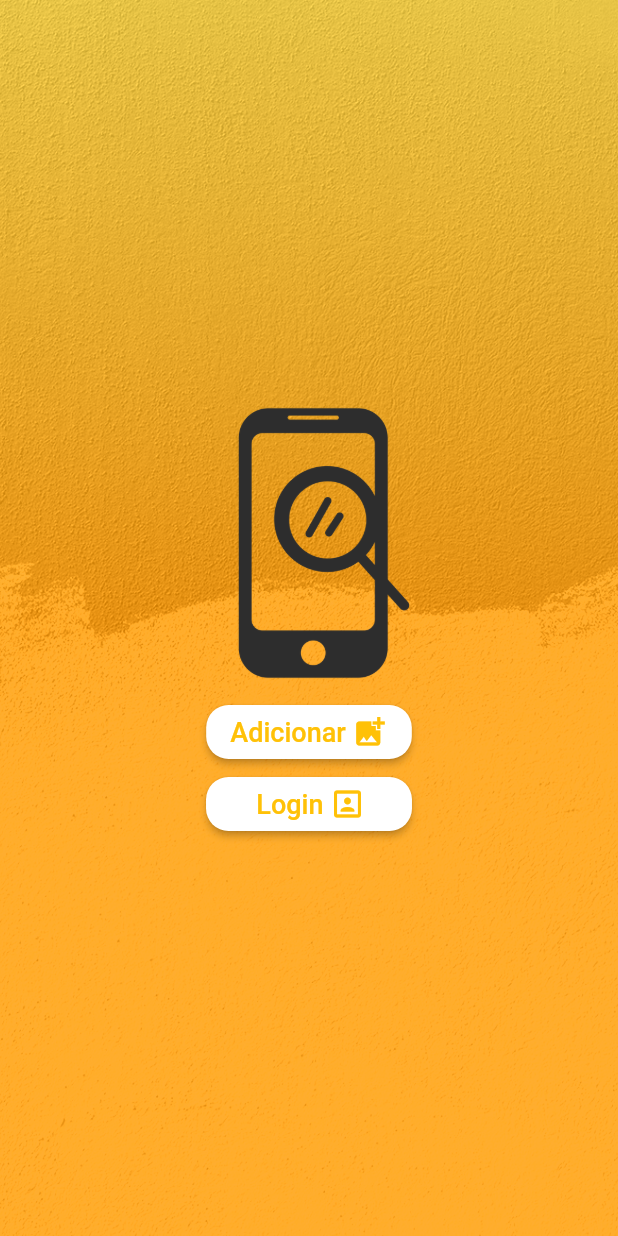
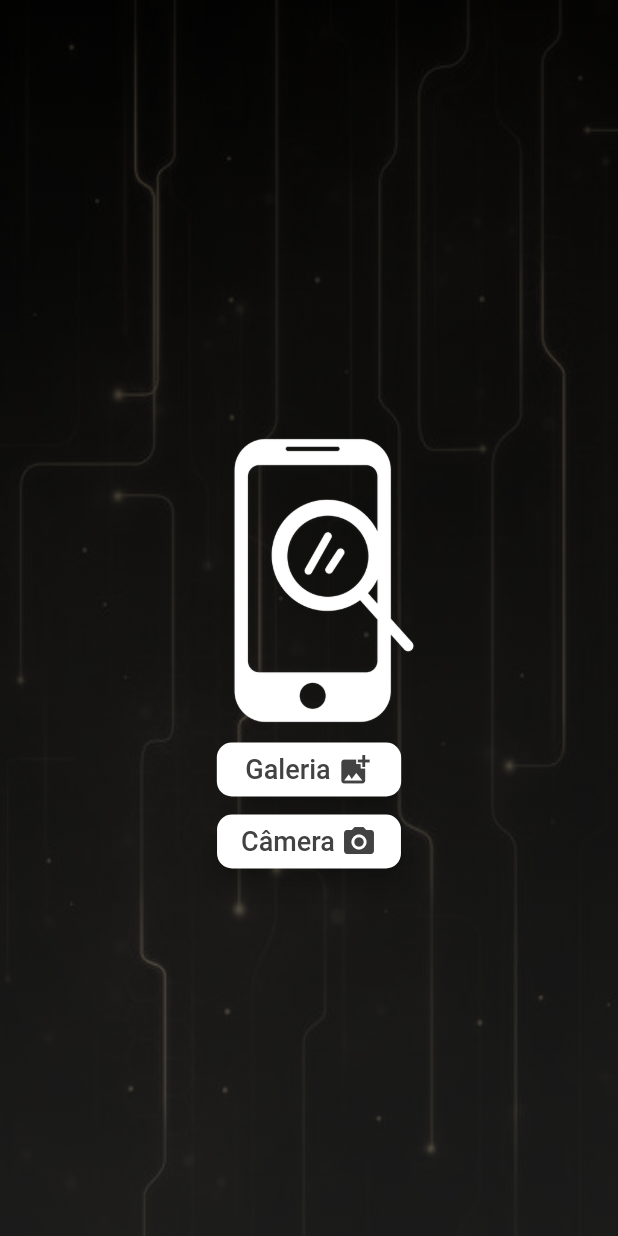
Before and after one commit to Joe02/Text-Recognizer, a Flutter app: the screen it shows after launch, on a phone screen of 412 x 824 dp. Run offline on Flutter 3.47's test engine with Material 2 defaults, Android fonts, the phone set to English and light mode, and no system bars; our stand-ins replace image_picker.

Commit message:
Changes to main homepage.

```diff
--- a/lib/pages/home_page.dart
+++ b/lib/pages/home_page.dart
@@ -1,7 +1,10 @@
+import 'dart:io';
+
 import 'package:flutter/cupertino.dart';
 import 'package:flutter/material.dart';
 
 import 'package:flutter/rendering.dart';
+import 'package:image_picker/image_picker.dart';
 
 class HomePage extends StatefulWidget {
   @override
@@ -9,99 +12,136 @@ class HomePage extends StatefulWidget {
 }
 
 class HomePageState extends State<HomePage> {
+
+  File _image;
+  final picker = ImagePicker();
+
   @override
   Widget build(BuildContext context) {
     return Scaffold(
-      body: Container(
+      body: Center(
+        child: SingleChildScrollView(
+          child: Container(
+            height: MediaQuery.of(context).size.height,
             decoration: BoxDecoration(
                 image: DecorationImage(
                     alignment: Alignment.center,
-            image: AssetImage('assets/images/app_background.png'),
+                    image: AssetImage('assets/images/app_bg.png'),
                     colorFilter: ColorFilter.matrix([
-              0.393, 0.768, 0.189, 0.0, 0.0,
-              0.349, 0.686, 0.168, 0.0, 0.0,
-              0.272, 0.534, 0.131, 0.0, 0.0,
-              0.0, 0.0, 0.0, 0.2, 0.0,]),
-            fit: BoxFit.cover
-          ),
+                      0.1,
+                      0.768,
+                      0.189,
+                      0.0,
+                      0.0,
+                      0.1,
+                      0.686,
+                      0.168,
+                      0.0,
+                      0.0,
+                      0.1,
+                      0.534,
+                      0.131,
+                      0.0,
+                      0.0,
+                      0.0,
+                      0.0,
+                      0.0,
+                      0.25 ,
+                      0.0,
+                    ]),
+                    fit: BoxFit.cover),
                 gradient: LinearGradient(
                     begin: Alignment.topCenter,
                     end: Alignment.bottomCenter,
                     colors: [
-              Colors.amberAccent,
-              Colors.orange,
-              Colors.orange,
-            ]
-          )
-        ),
+                      Colors.black,
+                      Colors.grey[900]
+                    ])),
             child: Center(
               child: Stack(
                 alignment: Alignment.center,
                 children: <Widget>[
                   Padding(
-                padding: const EdgeInsets.only(left: 20.0, bottom: 100),
+                    padding: const EdgeInsets.only(left: 20.0, bottom: 50),
+                    child: Opacity(
+                        opacity: 0.2,
+                        child: Transform.scale(
+                            scale: 0.5,
+                            child: Image.asset(
+                              'assets/images/app_logo.png',
+                              color: Colors.grey[900],
+                            ))),
+                  ),
+                  Padding(
+                    padding: const EdgeInsets.only(left: 20.0, bottom: 50),
                     child: Opacity(
                         opacity: 1,
                         child: Transform.scale(
-                        scale: 0.5,
-                        child: Image.asset('assets/images/app_logo.png'))),
+                            scale: 0.525,
+                            child: Image.asset(
+                              'assets/images/app_logo.png',
+                              color: Colors.white,
+                            ))),
                   ),
                   Padding(
-                padding: const EdgeInsets.only(top: 200.0),
+                    padding: const EdgeInsets.only(top: 250.0),
                     child: Column(
                       mainAxisAlignment: MainAxisAlignment.center,
                       crossAxisAlignment: CrossAxisAlignment.center,
                       children: <Widget>[
                         RaisedButton(
                             onPressed: () {
-                          //TODO Open camera for recognition.
+                              getImageFromGallery();
                             },
+                            elevation: 7,
                             color: Colors.white,
                             shape: RoundedRectangleBorder(
-                            borderRadius: BorderRadius.circular(15)),
+                                borderRadius: BorderRadius.circular(10)),
+                            child: Padding(
+                              padding: const EdgeInsets.only(left: 3, right: 3),
                               child: Row(
                                 mainAxisSize: MainAxisSize.min,
                                 children: <Widget>[
                                   Text(
-                              "Adicionar",
-                              style: TextStyle(color: Colors.amber[500], fontSize: 18),
+                                    "Galeria",
+                                    style: TextStyle(
+                                        color: Colors.grey[800], fontSize: 18),
                                   ),
                                   Padding(
                                     padding: const EdgeInsets.only(left: 4.0),
                                     child: Icon(
                                       Icons.add_photo_alternate,
-                                color: Colors.amber[500],
+                                      color: Colors.grey[800],
+                                    ),
+                                  )
+                                ],
+                              ),
+                            )),
+                        RaisedButton(
+                            onPressed: () {
+                              getImageFromCamera();
+                            },
+                            elevation: 7,
+                            color: Colors.white,
+                            shape: RoundedRectangleBorder(
+                                borderRadius: BorderRadius.circular(10)),
+                            child: Row(
+                              mainAxisSize: MainAxisSize.min,
+                              children: <Widget>[
+                                Text(
+                                  "Câmera",
+                                  style: TextStyle(
+                                      color: Colors.grey[800], fontSize: 18),
+                                ),
+                                Padding(
+                                  padding: const EdgeInsets.only(left: 4.0),
+                                  child: Icon(
+                                    Icons.camera_alt,
+                                    color: Colors.grey[800],
                                   ),
                                 )
                               ],
                             )),
-                    RaisedButton(
-                        onPressed: () {
-                          //TODO Navigate to Login Page
-                        },
-                        color: Colors.white,
-                        shape: RoundedRectangleBorder(
-                            borderRadius: BorderRadius.circular(15)),
-                        child: Row(
-                          mainAxisSize: MainAxisSize.min,
-                          children: <Widget>[
-                            Padding(
-                              padding: const EdgeInsets.only(left: 17.5),
-                              child: Text(
-                                "Login",
-                                style:
-                                    TextStyle(color: Colors.amber[500], fontSize: 18),
-                              ),
-                            ),
-                            Padding(
-                              padding: const EdgeInsets.only(left: 4.0, right: 15),
-                              child: Icon(
-                                Icons.portrait,
-                                color: Colors.amber[500],
-                              ),
-                            )
-                          ],
-                        ))
                       ],
                     ),
                   ),
@@ -109,6 +149,36 @@ class HomePageState extends State<HomePage> {
               ),
             ),
           ),
+        ),
+      ),
     );
   }
+
+  Future getImageFromCamera() async {
+    final pickedFile = await picker.getImage(source: ImageSource.camera);
+
+    setState(() {
+      if (pickedFile != null) {
+        _image = File(pickedFile.path);
+
+        //TODO Navigate to recognition screen.
+      } else {
+        print('No image selected.');
       }
+    });
+  }
+
+  Future getImageFromGallery() async {
+    final pickedFile = await picker.getImage(source: ImageSource.gallery);
+
+    setState(() {
+      if (pickedFile != null) {
+        _image = File(pickedFile.path);
+
+        //TODO Navigate to recognition screen.
+      } else {
+        print('No image selected.');
+      }
+    });
+  }
+}
--- a/pubspec.yaml
+++ b/pubspec.yaml
@@ -28,6 +28,7 @@ dependencies:
   # The following adds the Cupertino Icons font to your application.
   # Use with the CupertinoIcons class for iOS style icons.
   cupertino_icons: ^0.1.3
+  image_picker: ^0.6.7+11
 
 dev_dependencies:
   flutter_test:
```
Also changed, not shown: assets/images/app_bg.png (added), pubspec.lock. Lines whose indentation alone changed are shown as unchanged.
